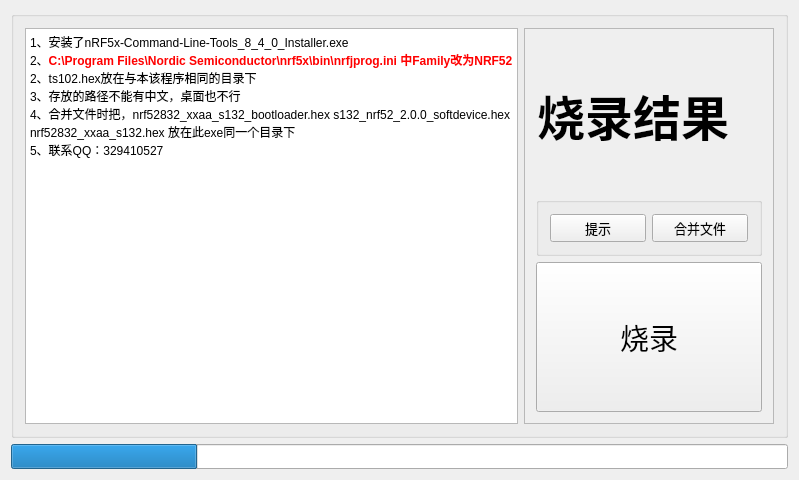
Old version of the form NodicProgram/mainwindow.ui in the repository weiqifa0/nodicprogramming.
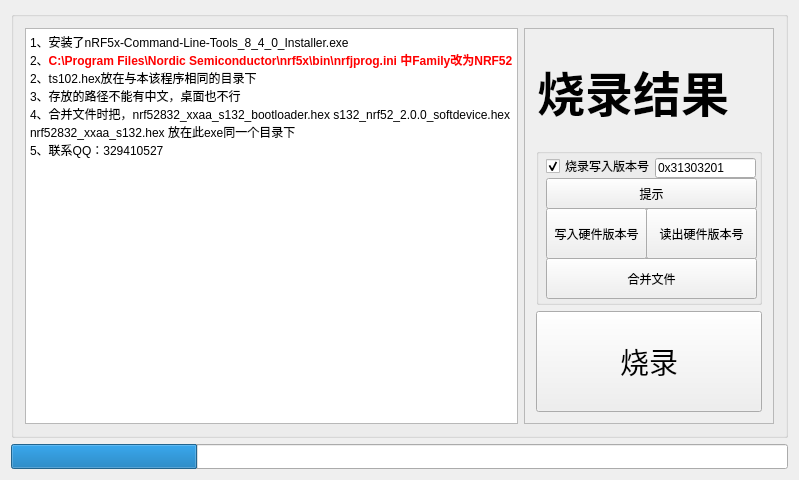
New version of the form.

Commit message: [问题描述]:增加硬件版本号控制 [评审人]:韦启发 	modified:   NodicProgram.exe 	modified:   NodicProgram/NodicProgram.pro.user 	modified:   NodicProgram/main.cpp 	modified:   NodicProgram/mainwindow.cpp 	modified:   NodicProgram/mainwindow.h 	modified:   NodicProgram/mainwindow.ui 	modified:   macAdress.txt

The edit to the form file:
```diff
--- a/NodicProgram/mainwindow.ui
+++ b/NodicProgram/mainwindow.ui
@@ -124,48 +124,107 @@
            <item>
             <widget class="QGroupBox" name="groupBox_3">
              <property name="sizePolicy">
-              <sizepolicy hsizetype="Expanding" vsizetype="Fixed">
+              <sizepolicy hsizetype="Minimum" vsizetype="Fixed">
                <horstretch>0</horstretch>
                <verstretch>0</verstretch>
               </sizepolicy>
              </property>
+             <property name="minimumSize">
+              <size>
+               <width>0</width>
+               <height>157</height>
+              </size>
+             </property>
              <property name="title">
               <string/>
              </property>
-             <layout class="QHBoxLayout" name="horizontalLayout">
-              <item>
-               <widget class="QPushButton" name="pushButton_3">
-                <property name="font">
-                 <font>
-                  <family>微软雅黑</family>
-                  <pointsize>10</pointsize>
-                 </font>
+             <widget class="QCheckBox" name="checkBox">
+              <property name="geometry">
+               <rect>
+                <x>10</x>
+                <y>10</y>
+                <width>111</width>
+                <height>16</height>
+               </rect>
                 </property>
                 <property name="text">
-                 <string>提示</string>
-                </property>
-               </widget>
-              </item>
-              <item>
+               <string>烧录写入版本号</string>
+              </property>
+              <property name="checked">
+               <bool>true</bool>
+              </property>
+             </widget>
+             <widget class="QPushButton" name="readHButton">
+              <property name="geometry">
+               <rect>
+                <x>110</x>
+                <y>60</y>
+                <width>111</width>
+                <height>51</height>
+               </rect>
+              </property>
+              <property name="text">
+               <string>读出硬件版本号</string>
+              </property>
+             </widget>
                <widget class="QPushButton" name="pushButton_2">
+              <property name="geometry">
+               <rect>
+                <x>10</x>
+                <y>110</y>
+                <width>211</width>
+                <height>41</height>
+               </rect>
+              </property>
                 <property name="sizePolicy">
                  <sizepolicy hsizetype="Minimum" vsizetype="Maximum">
                   <horstretch>0</horstretch>
                   <verstretch>0</verstretch>
                  </sizepolicy>
                 </property>
-                <property name="font">
-                 <font>
-                  <family>微软雅黑</family>
-                  <pointsize>10</pointsize>
-                 </font>
-                </property>
                 <property name="text">
                  <string>合并文件</string>
                 </property>
                </widget>
-              </item>
-             </layout>
+             <widget class="QLineEdit" name="lineEdit">
+              <property name="geometry">
+               <rect>
+                <x>119</x>
+                <y>10</y>
+                <width>101</width>
+                <height>20</height>
+               </rect>
+              </property>
+              <property name="text">
+               <string>0x31303201</string>
+              </property>
+             </widget>
+             <widget class="QPushButton" name="pushButton_3">
+              <property name="geometry">
+               <rect>
+                <x>10</x>
+                <y>30</y>
+                <width>211</width>
+                <height>31</height>
+               </rect>
+              </property>
+              <property name="text">
+               <string>提示</string>
+              </property>
+             </widget>
+             <widget class="QPushButton" name="writeHButton">
+              <property name="geometry">
+               <rect>
+                <x>10</x>
+                <y>60</y>
+                <width>101</width>
+                <height>51</height>
+               </rect>
+              </property>
+              <property name="text">
+               <string>写入硬件版本号</string>
+              </property>
+             </widget>
             </widget>
            </item>
            <item>
```
Lines whose indentation alone changed are shown as unchanged. The commit also changes 6 other files.
